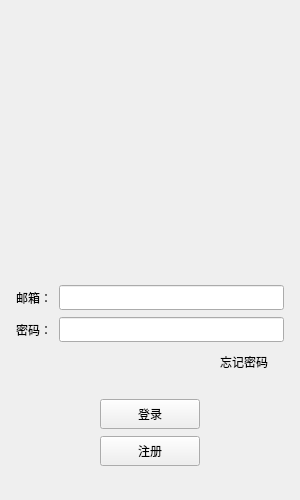
Qt form YuyuChat/logindialog.ui (MimiNuosi/YuyuChat) before a commit.
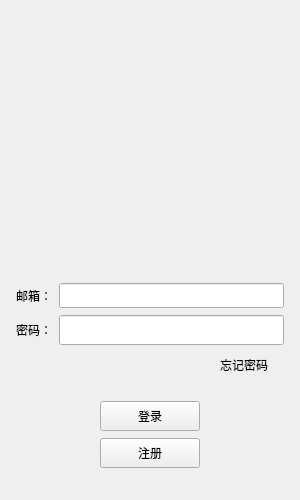
The same form after that commit.

Diff of the .ui file:
```diff
--- a/YuyuChat/logindialog.ui
+++ b/YuyuChat/logindialog.ui
@@ -156,13 +156,13 @@
          <property name="minimumSize">
           <size>
            <width>0</width>
-           <height>25</height>
+           <height>30</height>
           </size>
          </property>
          <property name="maximumSize">
           <size>
            <width>16777215</width>
-           <height>25</height>
+           <height>30</height>
           </size>
          </property>
         </widget>
```
